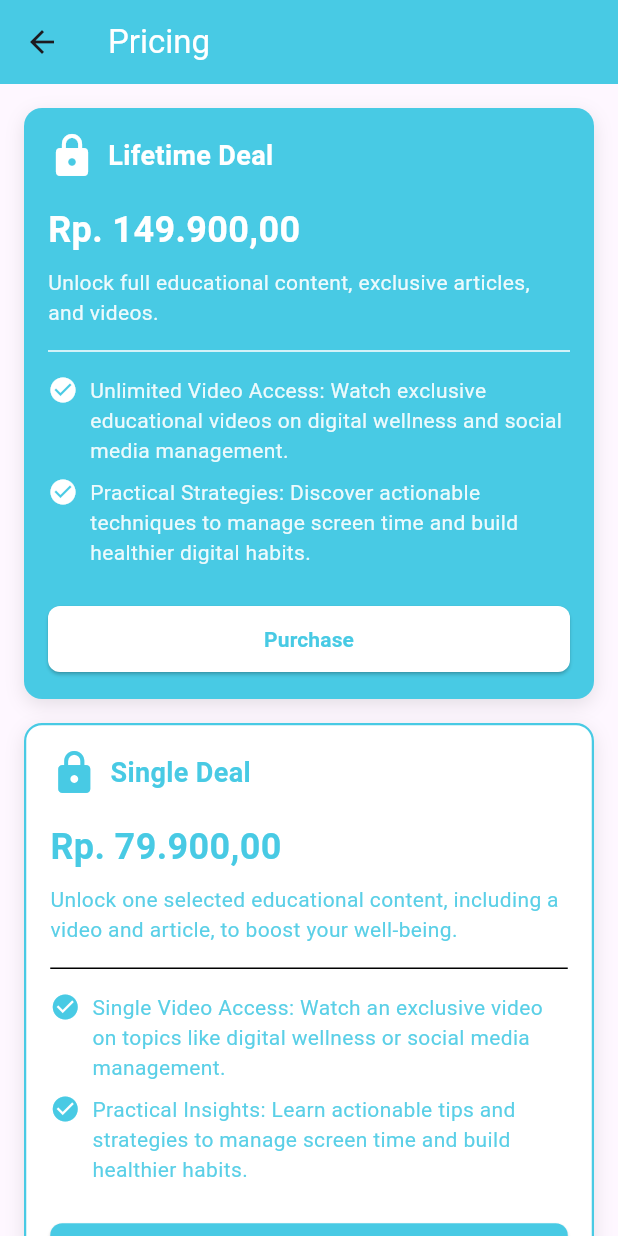
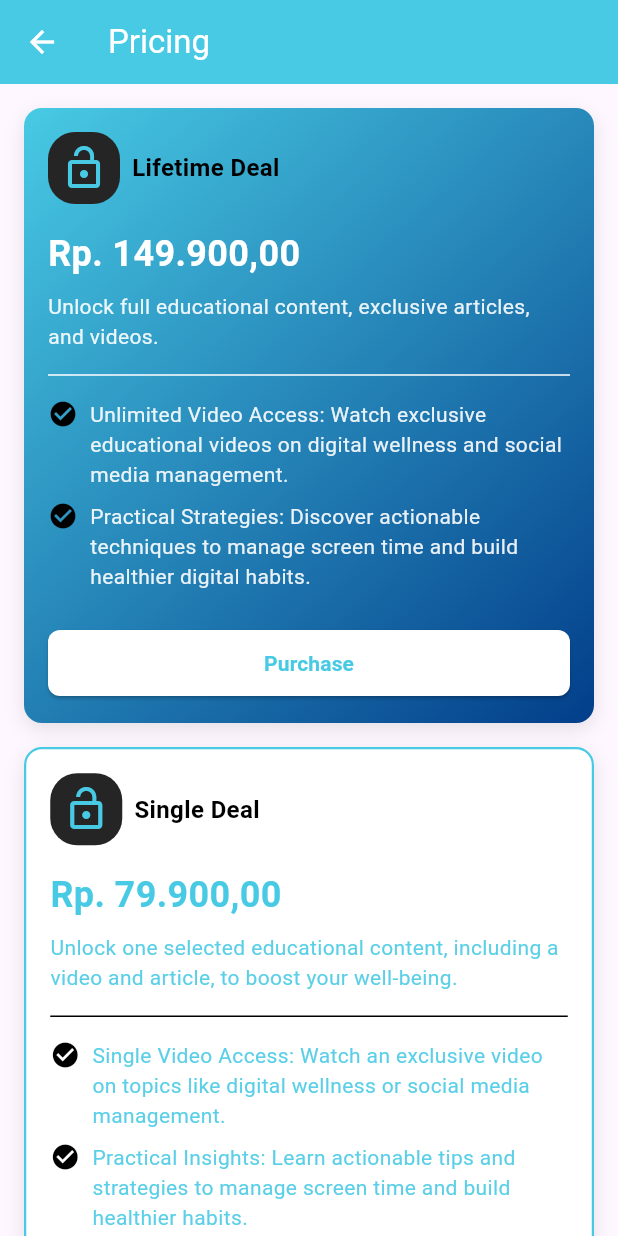
Before and after one commit to LouisFernando1204/fomate_frontend, a Flutter app: the screen it shows after launch, on a phone screen of 412 x 824 dp. Run offline on Flutter 3.47's test engine with Material 3 defaults, Android fonts, the phone set to English and light mode, and no system bars.

Commit message:
done check with backend interaction

```diff
--- a/lib/repository/pricing_repository.dart
+++ b/lib/repository/pricing_repository.dart
@@ -1,20 +1,21 @@
 part of 'repository.dart';
 
 class PricingRepository {
+  final apiUrl = "http://127.0.0.1:8080/api";
+
   Future<http.Response> purchaseContent(String userId, String contentId) async {
     try {
-
-      final apiUrl = dotenv.env['API_URL'] ?? 'http://127.0.0.1:8080/api';
       print("User Id: ${userId}");
       print("Content Id: ${contentId}");
 
       final response = await http.post(Uri.parse('${apiUrl}/purchase_content'),
-          body: {'user_id': userId, 'content_id': contentId});
+          body: {'userId': userId, 'contentId': contentId});
 
       if (response.statusCode == 200) {
         print("Response Body : ${response.body}");
         return jsonDecode(response.body);
       } else {
+        print("Request failed: ${response.statusCode}");
         throw Exception('Failed to purchase content.');
       }
     } catch (e) {
@@ -24,19 +25,19 @@ class PricingRepository {
 
   Future<http.Response> purchaseAllContent(String userId) async {
     try {
-
-      final apiUrl = dotenv.env['API_URL'] ?? 'http://127.0.0.1:8080/api';
       print("API : ${apiUrl}");
       print("User Id : ${userId}");
 
       final response = await http.post(
-          Uri.parse('${apiUrl}/api/purchase_content'),
-          body: {'user_id': userId});
+          Uri.parse('http://127.0.0.1:8080/api/purchase_all_content'),
+          body: {'userId': userId});
 
       if (response.statusCode == 200) {
         print("Response Body : ${response.body}");
         return jsonDecode(response.body);
       } else {
+        print("Request failed: ${response.statusCode}");
+
         throw Exception('Failed to purchase all content.');
       }
     } catch (e) {
--- a/lib/repository/repository.dart
+++ b/lib/repository/repository.dart
@@ -1,6 +1,5 @@
 import 'dart:convert';
 
-import 'package:flutter_dotenv/flutter_dotenv.dart';
 import 'package:http/http.dart' as http;
 
 part 'pricing_repository.dart';
--- a/lib/view/pages/price_page.dart
+++ b/lib/view/pages/price_page.dart
@@ -25,7 +25,10 @@ class _PricePageState extends State<PricePage> {
           onPressed: () {
             Navigator.pop(context);
           },
-          icon: const Icon(Icons.arrow_back),
+          icon: const Icon(
+            Icons.arrow_back,
+            color: Colors.white, // Menetapkan warna putih pada ikon
+          ),
         ),
         title: const Text(
           "Pricing",
@@ -35,7 +38,7 @@ class _PricePageState extends State<PricePage> {
         ),
       ),
       body: ChangeNotifierProvider<PricingViewmodel>(
-        create: (context) => pricingViewmodel,
+        create: (_) => pricingViewmodel,
         child: SingleChildScrollView(
           child: Padding(
             padding: const EdgeInsets.all(16.0),
@@ -44,6 +47,7 @@ class _PricePageState extends State<PricePage> {
               children: [
                 _buildPricingCard(
                     title: "Lifetime Deal",
+                    titleColor: Colors.black,
                     price: "Rp. 149.900,00",
                     description:
                         "Unlock full educational content, exclusive articles, and videos.",
@@ -53,11 +57,13 @@ class _PricePageState extends State<PricePage> {
                     ],
                     color: Color(0xFF48CAE4),
                     textColor: Colors.white,
-                  dividerColor: Colors.white
-                ),
+                    checkCircleColor: Colors.black,
+                    dividerColor: Colors.white,
+                    buttonContentColor: Color(0xFF48CAE4)),
                 const SizedBox(height: 16),
                 _buildPricingCard(
                     title: "Single Deal",
+                    titleColor: Colors.black,
                     price: "Rp. 79.900,00",
                     description:
                         "Unlock one selected educational content, including a video and article, to boost your well-being.",
@@ -68,8 +74,9 @@ class _PricePageState extends State<PricePage> {
                     color: Colors.white,
                     textColor: Color(0xFF48CAE4),
                     dividerColor: Colors.black,
+                    checkCircleColor: Colors.black,
                     borderColor: Color(0xFF48CAE4),
-                ),
+                    buttonContentColor: Colors.white),
               ],
             ),
           ),
@@ -80,18 +87,31 @@ class _PricePageState extends State<PricePage> {
 
   Widget _buildPricingCard({
     required String title,
+    required Color titleColor,
     required String price,
     required String description,
     required List<String> features,
     required Color color,
     required Color textColor,
     required Color dividerColor,
+    required Color checkCircleColor,
     Color? borderColor,
+    required Color buttonContentColor,
   }) {
     return Container(
       padding: const EdgeInsets.all(16.0),
       decoration: BoxDecoration(
-        color: color,
+        // Cek jika judul adalah "Lifetime Deal", gunakan gradient
+        gradient: title == "Lifetime Deal"
+            ? LinearGradient(
+                colors: [Color(0xFF48CAE4), Color(0xFF023E8A)],
+                begin: Alignment.topLeft,
+                end: Alignment.bottomRight,
+              )
+            : null,
+        color: title != "Lifetime Deal"
+            ? color
+            : null, // Tetapkan color jika bukan Lifetime Deal
         borderRadius: BorderRadius.circular(12.0),
         border: borderColor != null
             ? Border.all(color: borderColor, width: 1.5)
@@ -110,18 +130,26 @@ class _PricePageState extends State<PricePage> {
           Row(
             crossAxisAlignment: CrossAxisAlignment.center,
             children: [
-              Icon(
-                Icons.lock,
-                color: textColor,
+              Container(
+                padding: const EdgeInsets.all(
+                    8.0), // Memberikan jarak di dalam container
+                decoration: BoxDecoration(
+                  color: Color(0xFF252525), // Warna latar belakang hitam
+                  borderRadius: BorderRadius.circular(18.0), // Sudut melengkung
+                ),
+                child: Icon(
+                  Icons.lock_open,
+                  color: Color(0xFF48CAE4),
                   size: 32.0,
+                ),
               ),
               const SizedBox(width: 8.0),
               Text(
                 title,
                 style: TextStyle(
-                  color: textColor,
+                  color: titleColor,
                   fontWeight: FontWeight.bold,
-                  fontSize: 18.0,
+                  fontSize: 16.0,
                 ),
               ),
             ],
@@ -145,11 +173,10 @@ class _PricePageState extends State<PricePage> {
           ),
           const SizedBox(height: 8.0),
           Divider(
-            color: dividerColor, // Warna garis
-            thickness: 1.0, // Ketebalan garis
+            color: dividerColor,
+            thickness: 1.0,
           ),
-          const SizedBox(height: 8.0), // Jarak setelah garis
-
+          const SizedBox(height: 8.0),
           Column(
             crossAxisAlignment: CrossAxisAlignment.start,
             children: features
@@ -161,7 +188,7 @@ class _PricePageState extends State<PricePage> {
                       children: [
                         Icon(
                           Icons.check_circle,
-                          color: textColor,
+                          color: checkCircleColor,
                           size: 20.0,
                         ),
                         const SizedBox(width: 8.0),
@@ -183,23 +210,34 @@ class _PricePageState extends State<PricePage> {
           const SizedBox(height: 16.0),
           Center(
             child: SizedBox(
-              width: double.infinity, // Membuat tombol memiliki lebar maksimum
+              width: double.infinity,
               child: ElevatedButton(
                 onPressed: () {
-                  // Handle purchase button action
+                  try {
+                    if (title == "Lifetime Deal") {
+                      pricingViewmodel
+                          .purchaseAllContent("675bbf18ac9914f7212128f7");
+                    } else {
+                      pricingViewmodel.purchaseContent(
+                          "675bbf18ac9914f7212128f7",
+                          "675beec515b742ed2895a34f");
+                    }
+                  } catch (e) {
+                    print("Terjadi kesalahan saat melakukan pembelian: $e");
+                    // Menangani error atau memberikan feedback ke pengguna
+                  }
                 },
                 style: ElevatedButton.styleFrom(
                   backgroundColor: textColor,
                   shape: RoundedRectangleBorder(
                     borderRadius: BorderRadius.circular(8.0),
                   ),
-                  padding: const EdgeInsets.symmetric(
-                      vertical: 12.0), // Hanya padding vertikal
+                  padding: const EdgeInsets.symmetric(vertical: 12.0),
                 ),
                 child: Text(
                   "Purchase",
                   style: TextStyle(
-                    color: color,
+                    color: buttonContentColor,
                     fontWeight: FontWeight.bold,
                   ),
                 ),
--- a/lib/viewmodel/viewmodel.dart
+++ b/lib/viewmodel/viewmodel.dart
@@ -1,5 +1,4 @@
 import 'package:flutter/material.dart';
 import 'package:fomate_frontend/repository/repository.dart';
-import 'package:provider/provider.dart';
 
 part 'pricing_viewmodel.dart';
```
Lines whose indentation alone changed are shown as unchanged.
